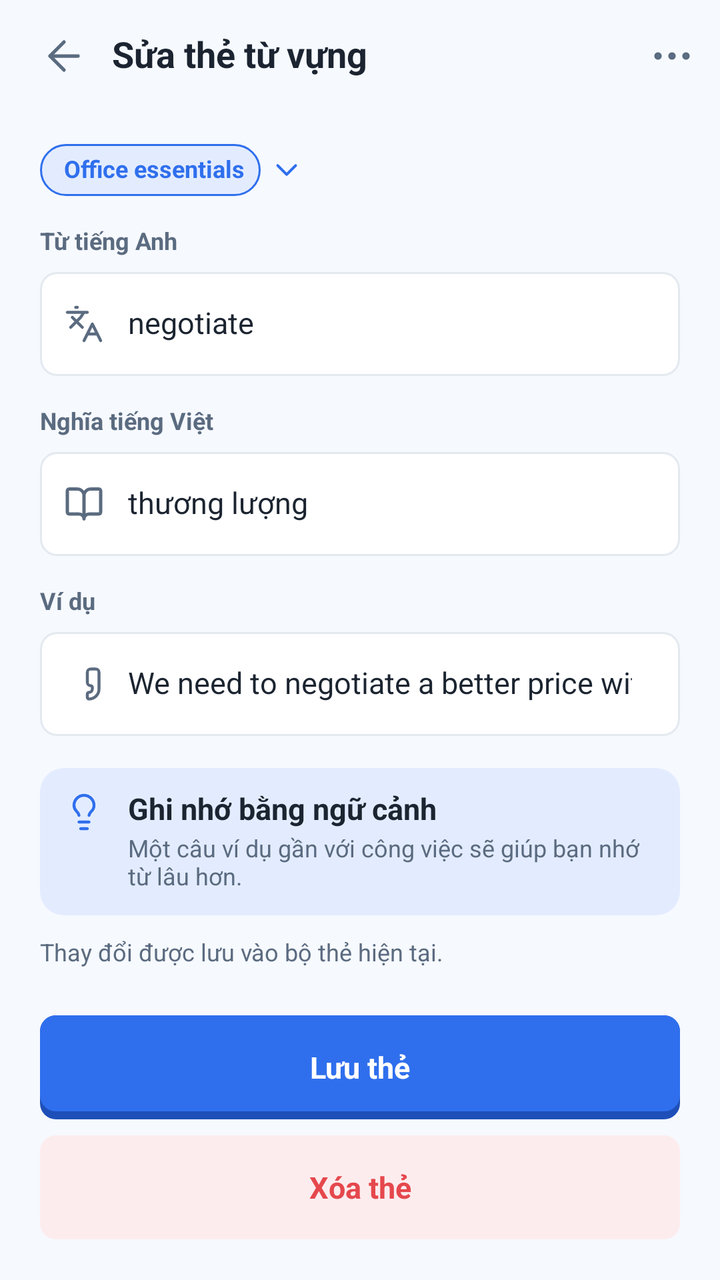
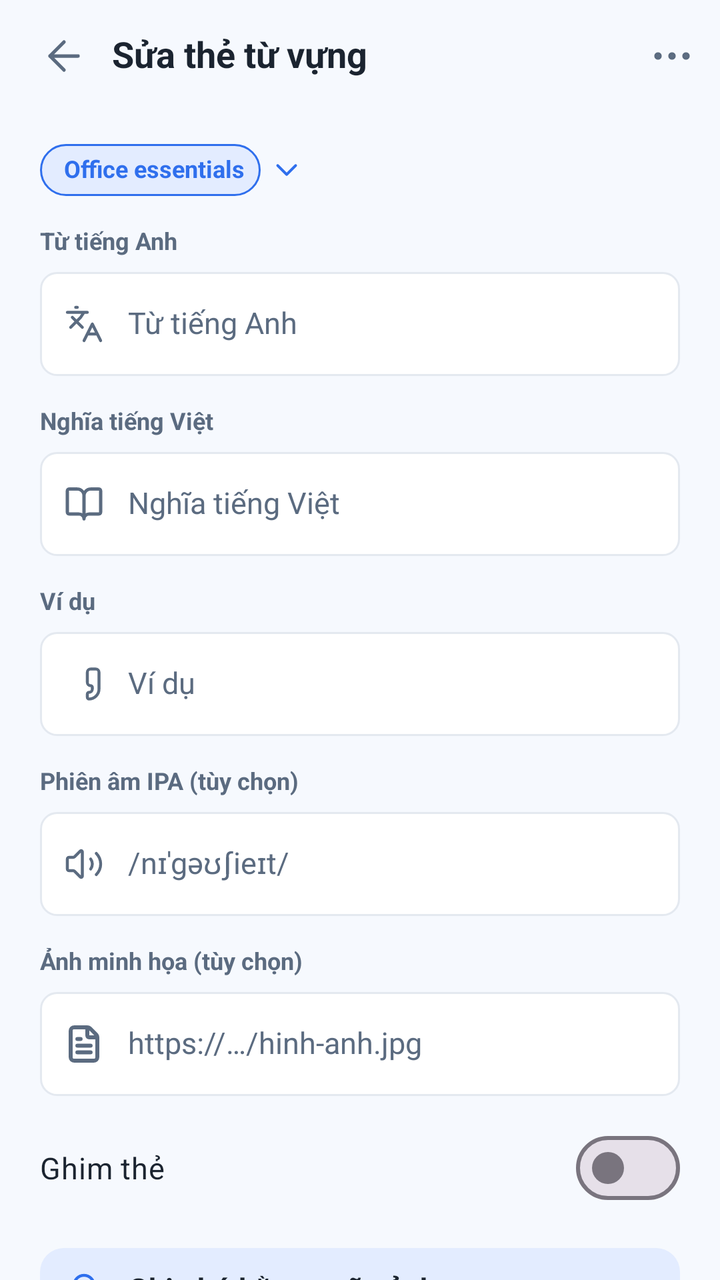

Before-and-after screenshots of an Android layout around one commit, followed by the original layout XML and the change that was made.
<!-- AndroidManifest.xml: application theme Theme.NT118_Project -->
<!-- res/layout/fragment_card_edit.xml -->
<?xml version="1.0" encoding="utf-8"?>
<androidx.constraintlayout.widget.ConstraintLayout
    xmlns:android="http://schemas.android.com/apk/res/android"
    xmlns:app="http://schemas.android.com/apk/res-auto"
    android:layout_width="match_parent"
    android:layout_height="match_parent"
    android:background="@color/app_bg">
    <androidx.constraintlayout.widget.Guideline
        android:id="@+id/guideStart"
        android:layout_width="wrap_content"
        android:layout_height="wrap_content"
        android:orientation="vertical"
        app:layout_constraintGuide_percent="@dimen/guide_start" />
    <androidx.constraintlayout.widget.Guideline
        android:id="@+id/guideEnd"
        android:layout_width="wrap_content"
        android:layout_height="wrap_content"
        android:orientation="vertical"
        app:layout_constraintGuide_percent="@dimen/guide_end" />
    <LinearLayout
        android:layout_width="0dp"
        android:layout_height="0dp"
        android:id="@+id/screenColumn"
        app:layout_constraintStart_toStartOf="@id/guideStart"
        app:layout_constraintEnd_toEndOf="@id/guideEnd"
        app:layout_constraintTop_toTopOf="parent"
        android:orientation="vertical"
        app:layout_constraintBottom_toBottomOf="parent">
        <LinearLayout
            android:layout_height="56dp"
            android:layout_width="match_parent"
            android:orientation="horizontal"
            android:gravity="center_vertical">
            <ImageButton
                android:layout_marginStart="8dp"
                style="@style/IconButton"
                android:src="@drawable/ic_arrow_left"
                android:tint="@color/app_text_secondary"
                android:id="@+id/btnBack"
                android:tag="back"
                android:contentDescription="@string/register_13" />
            <TextView
                android:layout_width="0dp"
                android:layout_weight="1"
                android:paddingStart="0dp"
                android:minHeight="48dp"
                android:gravity="center_vertical"
                android:layout_height="wrap_content"
                style="@style/Text.Title"
                android:text="@string/card_edit_09" />
            <ImageButton
                style="@style/IconButton"
                android:src="@drawable/ic_ellipsis"
                android:tint="@color/app_text_secondary"
                android:contentDescription="@string/register_12" />
        </LinearLayout>
        <androidx.core.widget.NestedScrollView
            android:layout_width="match_parent"
            android:layout_height="0dp"
            android:layout_weight="1"
            android:fillViewport="true">
            <LinearLayout
                android:paddingStart="20dp"
                android:paddingTop="16dp"
                android:paddingEnd="20dp"
                android:paddingBottom="28dp"
                android:layout_width="match_parent"
                android:layout_height="wrap_content"
                android:orientation="vertical">
                <LinearLayout
                    android:layout_width="match_parent"
                    android:layout_height="wrap_content"
                    android:orientation="horizontal"
                    android:gravity="center_vertical">
                    <TextView
                        android:textColor="@color/app_primary"
                        android:textStyle="bold"
                        android:background="@drawable/bg_chip_selected"
                        android:paddingStart="12dp"
                        android:paddingEnd="8dp"
                        android:paddingTop="6dp"
                        android:paddingBottom="6dp"
                        android:layout_width="wrap_content"
                        android:layout_height="wrap_content"
                        style="@style/Text.Caption"
                        android:text="@string/review_decks_08" />
                    <ImageView
                        android:layout_marginStart="4dp"
                        android:layout_width="18dp"
                        android:layout_height="18dp"
                        android:src="@drawable/ic_chevron_down"
                        android:tint="@color/app_primary"
                        android:importantForAccessibility="no" />
                </LinearLayout>
                <TextView
                    android:layout_marginTop="16dp"
                    android:layout_width="match_parent"
                    android:layout_height="wrap_content"
                    style="@style/Text.Label"
                    android:text="@string/card_edit_01" />
                <LinearLayout
                    style="@style/Field"
                    android:layout_marginTop="8dp">
                    <ImageView
                        android:layout_width="20dp"
                        android:layout_height="20dp"
                        android:src="@drawable/ic_languages"
                        android:tint="@color/app_text_secondary"
                        android:importantForAccessibility="no" />
                    <EditText
                        style="@style/Field.Input"
                        android:hint="@string/card_edit_01"
                        android:inputType="text"
                        android:text="@string/intro2_07"
                        android:id="@+id/edtWord" />
                </LinearLayout>
                <TextView
                    android:layout_marginTop="16dp"
                    android:layout_width="match_parent"
                    android:layout_height="wrap_content"
                    style="@style/Text.Label"
                    android:text="@string/card_edit_02" />
                <LinearLayout
                    style="@style/Field"
                    android:layout_marginTop="8dp">
                    <ImageView
                        android:layout_width="20dp"
                        android:layout_height="20dp"
                        android:src="@drawable/ic_book_open"
                        android:tint="@color/app_text_secondary"
                        android:importantForAccessibility="no" />
                    <EditText
                        style="@style/Field.Input"
                        android:hint="@string/card_edit_02"
                        android:inputType="text"
                        android:text="@string/flashcard_back_02"
                        android:id="@+id/edtMeaning" />
                </LinearLayout>
                <TextView
                    android:layout_marginTop="16dp"
                    android:layout_width="match_parent"
                    android:layout_height="wrap_content"
                    style="@style/Text.Label"
                    android:text="@string/card_edit_03" />
                <LinearLayout
                    style="@style/Field"
                    android:layout_marginTop="8dp">
                    <ImageView
                        android:layout_width="20dp"
                        android:layout_height="20dp"
                        android:src="@drawable/ic_quote"
                        android:tint="@color/app_text_secondary"
                        android:importantForAccessibility="no" />
                    <EditText
                        style="@style/Field.Input"
                        android:hint="@string/card_edit_03"
                        android:inputType="text"
                        android:text="@string/flashcard_back_03"
                        android:id="@+id/edtExample" />
                </LinearLayout>
                <LinearLayout
                    android:background="@drawable/bg_panel"
                    android:padding="12dp"
                    android:layout_marginTop="16dp"
                    android:gravity="top"
                    android:layout_width="match_parent"
                    android:layout_height="wrap_content"
                    android:orientation="horizontal">
                    <ImageView
                        android:layout_width="20dp"
                        android:layout_height="20dp"
                        android:src="@drawable/ic_lightbulb"
                        android:tint="@color/app_primary"
                        android:importantForAccessibility="no" />
                    <LinearLayout
                        android:layout_width="0dp"
                        android:layout_weight="1"
                        android:layout_marginStart="12dp"
                        android:layout_height="wrap_content"
                        android:orientation="vertical">
                        <TextView
                            android:textStyle="bold"
                            android:layout_width="match_parent"
                            android:layout_height="wrap_content"
                            style="@style/Text.Body"
                            android:text="@string/card_edit_04" />
                        <TextView
                            android:layout_marginTop="4dp"
                            android:layout_width="match_parent"
                            android:layout_height="wrap_content"
                            style="@style/Text.Caption"
                            android:text="@string/card_edit_05" />
                    </LinearLayout>
                </LinearLayout>
                <TextView
                    android:layout_marginTop="12dp"
                    android:layout_width="match_parent"
                    android:layout_height="wrap_content"
                    style="@style/Text.Caption"
                    android:text="@string/card_edit_06" />
                <Space
                    android:layout_width="match_parent"
                    android:layout_height="0dp"
                    android:layout_weight="1" />
                <TextView
                    android:layout_marginTop="24dp"
                    style="@style/Button.Primary"
                    android:text="@string/card_edit_07"
                    android:tag="back" />
                <TextView
                    android:layout_marginTop="8dp"
                    android:textColor="@color/app_error"
                    android:background="@drawable/bg_button_danger"
                    style="@style/Button.Text"
                    android:text="@string/card_edit_08"
                    android:tag="back" />
            </LinearLayout>
        </androidx.core.widget.NestedScrollView>
    </LinearLayout>
</androidx.constraintlayout.widget.ConstraintLayout>
<!-- resources referenced by this layout -->
<resources>
  <color name="app_bg">#F6F9FE</color>
  <color name="app_error">#E5484D</color>
  <color name="app_primary">#2F6FED</color>
  <string name="card_edit_03">Ví dụ</string>
  <string name="card_edit_08">Xóa thẻ</string>
  <string name="flashcard_back_02">thương lượng</string>
  <string name="flashcard_back_03">We need to negotiate a better price with the supplier.</string>
  <string name="intro2_07">negotiate</string>
  <string name="register_13">Quay lại</string>
  <color name="app_error_soft">#FDECEE</color>
  <dimen name="field_height">52dp</dimen>
  <dimen name="icon_button">48dp</dimen>
  <color name="app_surface">#FFFFFF</color>
  <color name="app_border">#E4E9F0</color>
  <!-- unchanged entries left out for length: 37 -->
</resources>

<!-- the commit's change to res/layout/fragment_card_edit.xml (unified diff, before → after) -->
@@ -37,9 +37,9 @@
                 android:src="@drawable/ic_arrow_left"
                 android:tint="@color/app_text_secondary"
                 android:id="@+id/btnBack"
-                android:tag="back"
                 android:contentDescription="@string/register_13" />
             <TextView
+                android:id="@+id/txtTitle"
                 android:layout_width="0dp"
                 android:layout_weight="1"
                 android:paddingStart="0dp"
@@ -49,6 +49,7 @@
                 style="@style/Text.Title"
                 android:text="@string/card_edit_09" />
             <ImageButton
+                android:id="@+id/btnMenu"
                 style="@style/IconButton"
                 android:src="@drawable/ic_ellipsis"
                 android:tint="@color/app_text_secondary"
@@ -73,6 +74,7 @@
                     android:orientation="horizontal"
                     android:gravity="center_vertical">
                     <TextView
+                        android:id="@+id/txtDeck"
                         android:textColor="@color/app_primary"
                         android:textStyle="bold"
                         android:background="@drawable/bg_chip_selected"
@@ -85,6 +87,7 @@
                         style="@style/Text.Caption"
                         android:text="@string/review_decks_08" />
                     <ImageView
+                        android:id="@+id/imgDeckArrow"
                         android:layout_marginStart="4dp"
                         android:layout_width="18dp"
                         android:layout_height="18dp"
@@ -111,7 +114,6 @@
                         style="@style/Field.Input"
                         android:hint="@string/card_edit_01"
                         android:inputType="text"
-                        android:text="@string/intro2_07"
                         android:id="@+id/edtWord" />
                 </LinearLayout>
                 <TextView
@@ -133,7 +135,6 @@
                         style="@style/Field.Input"
                         android:hint="@string/card_edit_02"
                         android:inputType="text"
-                        android:text="@string/flashcard_back_02"
                         android:id="@+id/edtMeaning" />
                 </LinearLayout>
                 <TextView
@@ -155,9 +156,70 @@
                         style="@style/Field.Input"
                         android:hint="@string/card_edit_03"
                         android:inputType="text"
-                        android:text="@string/flashcard_back_03"
                         android:id="@+id/edtExample" />
                 </LinearLayout>
+                <TextView
+                    android:layout_marginTop="16dp"
+                    android:layout_width="match_parent"
+                    android:layout_height="wrap_content"
+                    style="@style/Text.Label"
+                    android:text="@string/card_ipa_label" />
+                <LinearLayout
+                    style="@style/Field"
+                    android:layout_marginTop="8dp">
+                    <ImageView
+                        android:layout_width="20dp"
+                        android:layout_height="20dp"
+                        android:src="@drawable/ic_volume"
+                        android:tint="@color/app_text_secondary"
+                        android:importantForAccessibility="no" />
+                    <EditText
+                        android:id="@+id/edtIpa"
+                        style="@style/Field.Input"
+                        android:hint="@string/card_ipa_hint"
+                        android:inputType="text"
+                        android:maxLength="150" />
+                </LinearLayout>
+                <TextView
+                    android:layout_marginTop="16dp"
+                    android:layout_width="match_parent"
+                    android:layout_height="wrap_content"
+                    style="@style/Text.Label"
+                    android:text="@string/card_image_label" />
+                <LinearLayout
+                    style="@style/Field"
+                    android:layout_marginTop="8dp">
+                    <ImageView
+                        android:layout_width="20dp"
+                        android:layout_height="20dp"
+                        android:src="@drawable/ic_file_text"
+                        android:tint="@color/app_text_secondary"
+                        android:importantForAccessibility="no" />
+                    <EditText
+                        android:id="@+id/edtImageUrl"
+                        style="@style/Field.Input"
+                        android:hint="@string/card_image_hint"
+                        android:inputType="textUri"
+                        android:maxLength="2048" />
+                </LinearLayout>
+                <ImageView
+                    android:id="@+id/imgPreview"
+                    android:layout_width="match_parent"
+                    android:layout_height="160dp"
+                    android:layout_marginTop="8dp"
+                    android:background="@drawable/bg_card"
+                    android:scaleType="centerCrop"
+                    android:visibility="gone"
+                    android:contentDescription="@string/card_image_label" />
+                <com.google.android.material.materialswitch.MaterialSwitch
+                    android:id="@+id/switchPinned"
+                    android:layout_marginTop="12dp"
+                    android:layout_width="match_parent"
+                    android:layout_height="wrap_content"
+                    android:minHeight="48dp"
+                    android:text="@string/card_pin_label"
+                    android:textColor="@color/app_text"
+                    android:textSize="15sp" />
                 <LinearLayout
                     android:background="@drawable/bg_panel"
                     android:padding="12dp"
@@ -203,17 +265,17 @@
                     android:layout_height="0dp"
                     android:layout_weight="1" />
                 <TextView
+                    android:id="@+id/btnSave"
                     android:layout_marginTop="24dp"
                     style="@style/Button.Primary"
-                    android:text="@string/card_edit_07"
-                    android:tag="back" />
-                <TextView
+                    android:text="@string/card_edit_07" />
+                <TextView
+                    android:id="@+id/btnDelete"
                     android:layout_marginTop="8dp"
                     android:textColor="@color/app_error"
                     android:background="@drawable/bg_button_danger"
                     style="@style/Button.Text"
-                    android:text="@string/card_edit_08"
-                    android:tag="back" />
+                    android:text="@string/card_edit_08" />
             </LinearLayout>
         </androidx.core.widget.NestedScrollView>
     </LinearLayout>
<!-- resource entries referenced after the edit -->
@@ -3,11 +3,49 @@
   <color name="app_bg">#F6F9FE</color>
   <color name="app_error">#E5484D</color>
   <color name="app_primary">#2F6FED</color>
+  <color name="app_text">#1B2430</color>
+  <!-- drawable bg_card (drawable) -->
+  <?xml version="1.0" encoding="utf-8"?>
+  <shape xmlns:android="http://schemas.android.com/apk/res/android" android:shape="rectangle">
+      <solid android:color="@color/app_surface" />
+      <stroke android:width="1dp" android:color="@color/app_border" />
+      <corners android:radius="12dp" />
+  </shape>
+  <!-- drawable ic_file_text (drawable) -->
+  <?xml version="1.0" encoding="utf-8"?>
+  <vector xmlns:android="http://schemas.android.com/apk/res/android"
+      android:width="18dp"
+      android:height="18dp"
+      android:viewportWidth="18"
+      android:viewportHeight="18">
+      <path
+          android:pathData="M10.4998 1.4994H4.50045C4.10266 1.4994 3.72117 1.65745 3.4399 1.93878C3.15862 2.2201 3.0006 2.60167 3.0006 2.99952V15.0005C3.0006 15.3983 3.15862 15.7799 3.4399 16.0612C3.72117 16.3426 4.10266 16.5006 4.50045 16.5006H13.4995C13.8973 16.5006 14.2788 16.3426 14.5601 16.0612C14.8414 15.7799 14.9994 15.3983 14.9994 15.0005V5.99976M10.4998 1.4994C10.7372 1.49902 10.9724 1.54561 11.1917 1.63649C11.411 1.72737 11.6102 1.86075 11.7777 2.02894L14.4685 4.72016C14.6371 4.8878 14.7708 5.0872 14.8619 5.30683C14.9531 5.52646 14.9998 5.76197 14.9994 5.99976M10.4998 1.4994V5.2497C10.4998 5.44863 10.5789 5.63941 10.7195 5.78007C10.8601 5.92073 11.0509 5.99976 11.2498 5.99976L14.9994 5.99976M7.50015 6.74982H6.0003M11.9997 9.75006H6.0003M11.9997 12.7503H6.0003"
+          android:strokeColor="#FF000000"
+          android:strokeWidth="1.75"
+          android:strokeLineCap="round"
+          android:strokeLineJoin="round" />
+  </vector>
+  <!-- drawable ic_volume (drawable) -->
+  <?xml version="1.0" encoding="utf-8"?>
+  <vector xmlns:android="http://schemas.android.com/apk/res/android"
+      android:width="24dp"
+      android:height="24dp"
+      android:viewportWidth="24"
+      android:viewportHeight="24">
+      <path
+          android:pathData="M16.0001 9.00024C16.6492 9.8657 17.0001 10.9183 17.0001 12.0002C17.0001 13.082 16.6492 14.1346 16.0001 15.0001M19.3646 18.3638C20.2003 17.5281 20.8633 16.5359 21.3157 15.444C21.768 14.3521 22.0008 13.1818 22.0008 11.9999C22.0008 10.818 21.768 9.64773 21.3157 8.55582C20.8633 7.4639 20.2003 6.47177 19.3646 5.63606M10.9998 4.70237C10.9996 4.56308 10.9581 4.42698 10.8806 4.31123C10.8031 4.19548 10.6931 4.10528 10.5644 4.05201C10.4357 3.99873 10.2941 3.98477 10.1575 4.01189C10.0208 4.03901 9.89529 4.10599 9.79669 4.20438L6.41248 7.5873C6.28187 7.71867 6.12649 7.82282 5.95534 7.89372C5.78419 7.96461 5.60067 8.00083 5.41542 8.00029H2.99926C2.73403 8.00029 2.47966 8.10565 2.29211 8.29318C2.10456 8.48071 1.9992 8.73506 1.9992 9.00027V15.0001C1.9992 15.2653 2.10456 15.5197 2.29211 15.7072C2.47966 15.8948 2.73403 16.0001 2.99926 16.0001H5.41542C5.60067 15.9996 5.78419 16.0358 5.95534 16.1067C6.12649 16.1776 6.28187 16.2817 6.41248 16.4131L9.79569 19.797C9.8943 19.8958 10.02 19.9631 10.1569 19.9904C10.2938 20.0177 10.4357 20.0037 10.5647 19.9503C10.6936 19.8968 10.8038 19.8063 10.8813 19.6902C10.9587 19.5741 11 19.4376 10.9998 19.298V4.70237Z"
+          android:strokeColor="#FF000000"
+          android:strokeWidth="1.75"
+          android:strokeLineCap="round"
+          android:strokeLineJoin="round" />
+  </vector>
   <string name="card_edit_03">Ví dụ</string>
   <string name="card_edit_08">Xóa thẻ</string>
-  <string name="flashcard_back_02">thương lượng</string>
-  <string name="flashcard_back_03">We need to negotiate a better price with the supplier.</string>
-  <string name="intro2_07">negotiate</string>
+  <string name="card_image_hint">https://…/hinh-anh.jpg</string>
+  <string name="card_image_label">Ảnh minh họa (tùy chọn)</string>
+  <string name="card_ipa_hint">/nɪˈɡəʊʃieɪt/</string>
+  <string name="card_ipa_label">Phiên âm IPA (tùy chọn)</string>
+  <string name="card_pin_label">Ghim thẻ</string>
   <string name="register_13">Quay lại</string>
   <color name="app_error_soft">#FDECEE</color>
   <dimen name="field_height">52dp</dimen>
